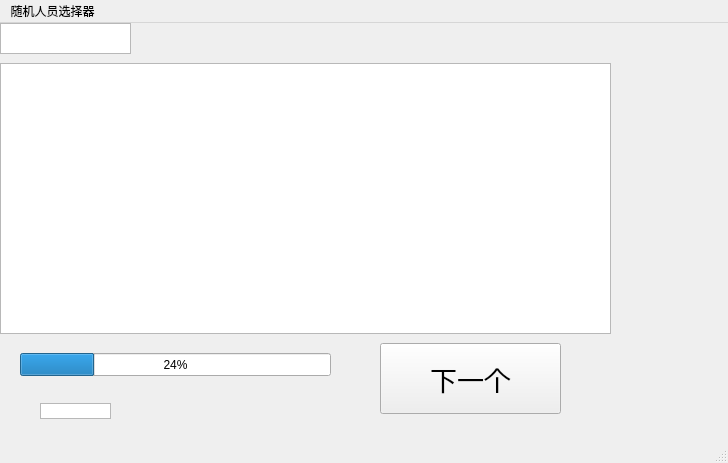
hoewllo/RanName, file ui_files/MainWindow.ui: the form before one commit.
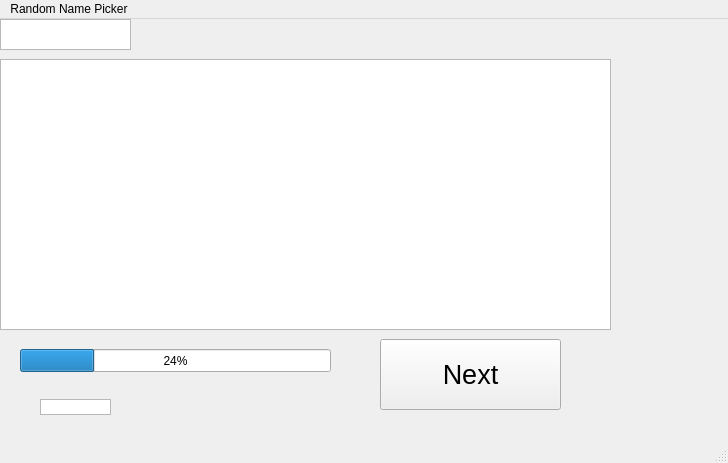
The form after the commit.

```diff
--- a/ui_files/MainWindow.ui
+++ b/ui_files/MainWindow.ui
@@ -77,7 +77,7 @@
      </font>
     </property>
     <property name="text">
-     <string>下一个</string>
+     <string>Next</string>
     </property>
    </widget>
    <widget class="QTextBrowser" name="textBrowser">
@@ -117,7 +117,7 @@
    </property>
    <widget class="QMenu" name="menu">
     <property name="title">
-     <string>随机人员选择器</string>
+     <string>Random Name Picker</string>
     </property>
     <widget class="QMenu" name="menu_chmode">
      <property name="title">
```
Left out of the diff: 14 changed lines with no effect on the pictures.
